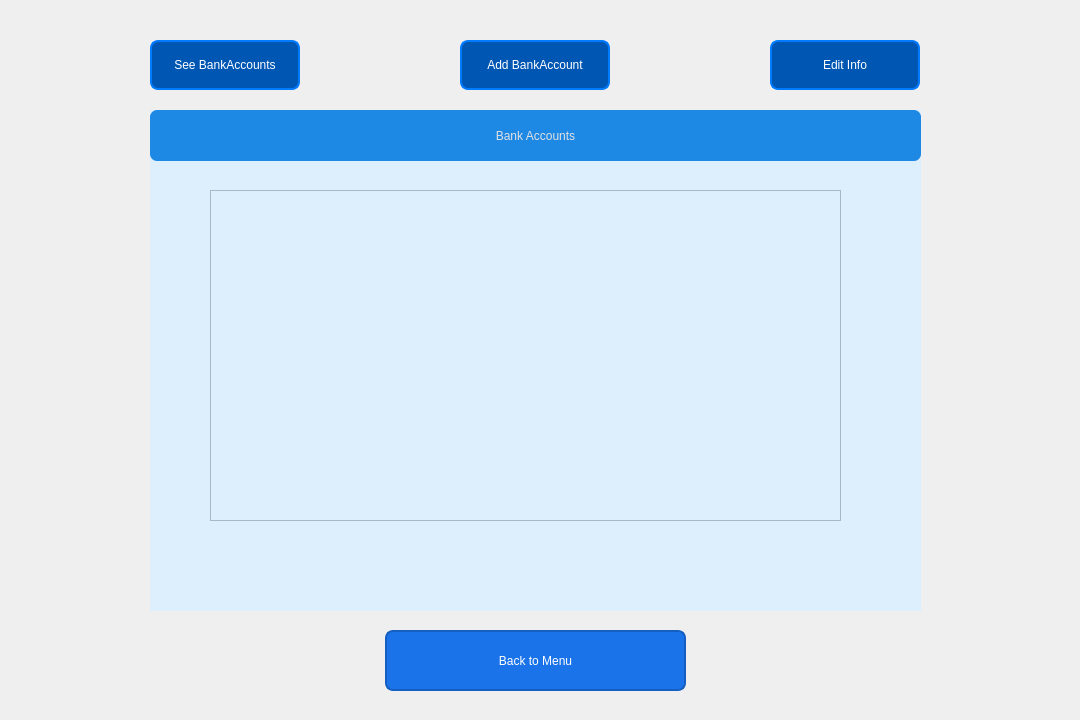
First picture: the form in UIAP_Final/admin_costumerdetails.ui, repository a-HA7-z/UIAP_Final, before the edit.
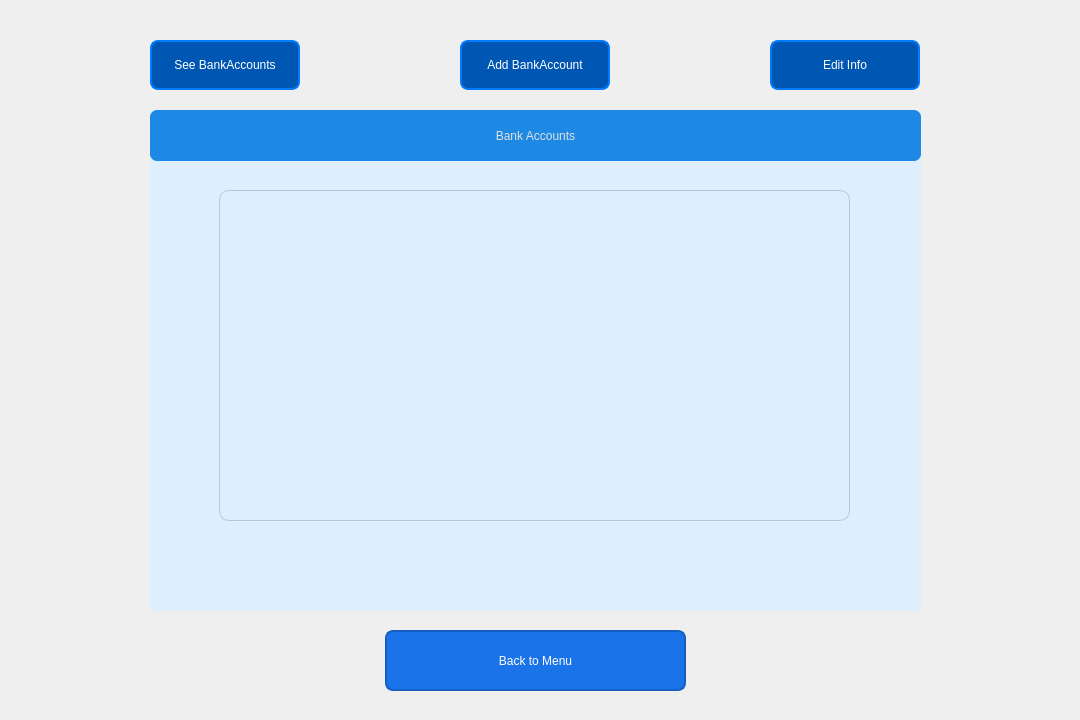
Second picture: the form after the edit. The open tabs and pages were chosen to show the change. Icons and pictures are not drawn.

Patch:
```diff
--- a/UIAP_Final/admin_costumerdetails.ui
+++ b/UIAP_Final/admin_costumerdetails.ui
@@ -39,15 +39,36 @@
     <widget class="QListWidget" name="AccountsList">
      <property name="geometry">
       <rect>
-       <x>60</x>
+       <x>69</x>
        <y>80</y>
        <width>631</width>
        <height>331</height>
       </rect>
      </property>
      <property name="styleSheet">
-      <string notr="true">font: 12pt &quot;Segoe UI&quot;;
-color: rgb(255, 255, 255);</string>
+      <string notr="true">QListWidget {
+    background-color: rgb(221, 239, 253);
+    border: 1px solid rgb(180, 200, 220);
+	border-radius: 10px;
+    padding: 4px;
+    font-size: 14px;
+    color: black;
+}
+
+QListWidget::item {
+    padding: 6px;
+    border: none;
+}
+
+QListWidget::item:selected {
+    background-color: rgb(204, 228, 247);
+    color: black;
+}
+
+QListWidget::item:hover {
+    background-color: rgb(220, 235, 250);
+}
+</string>
      </property>
     </widget>
     <widget class="QLabel" name="label_15">
```
Left out of the diff: 5 changed lines with no effect on the pictures.
